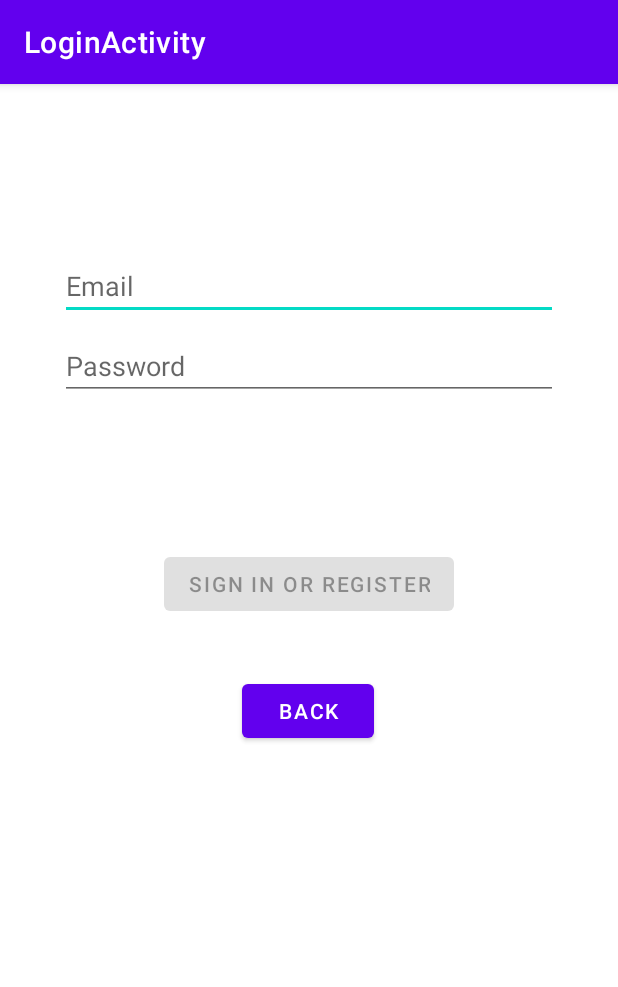
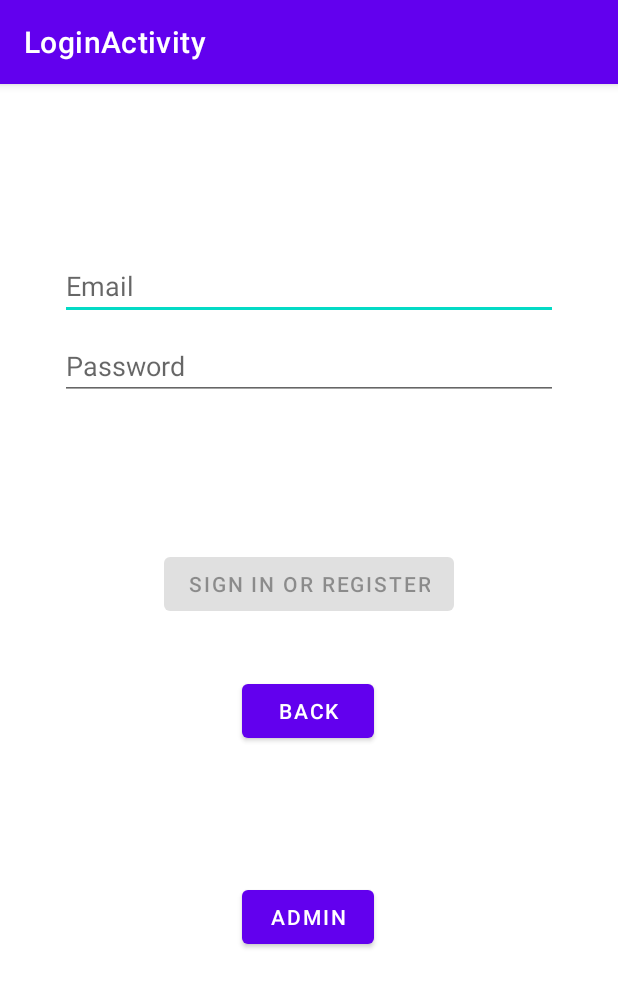
Before and after one commit to NemoIng/ElderlyMeeting, an Android app: the LoginActivity screen opened directly, with no data from a screen before it, on a phone screen of 412 x 824 dp. Shown: the top 987 px of the screen. Run offline under Robolectric (Android 15) with nearby library versions, the phone set to English and light mode, and no system bars.

Commit message:
hele goede updata

```diff
--- a/app/src/main/java/com/example/elderlymeeting/ui/login/LoginActivity.java
+++ b/app/src/main/java/com/example/elderlymeeting/ui/login/LoginActivity.java
@@ -22,6 +22,8 @@ import android.widget.Toast;
 
 import com.example.elderlymeeting.MainActivity;
 import com.example.elderlymeeting.R;
+import com.example.elderlymeeting.ui.home.HomeFragment;
+import com.example.elderlymeeting.ui.home.HomeViewModel;
 import com.example.elderlymeeting.ui.login.LoginViewModel;
 import com.example.elderlymeeting.ui.login.LoginViewModelFactory;
 
@@ -30,6 +32,7 @@ public class LoginActivity extends AppCompatActivity {
     private LoginViewModel loginViewModel;
 
     Button backBtn;
+    Button adminBtn;
 
     @Override
     public void onCreate(Bundle savedInstanceState) {
@@ -43,7 +46,20 @@ public class LoginActivity extends AppCompatActivity {
             public void onClick(View v) {
                 startActivity(new Intent(LoginActivity.this , MainActivity.class));
               }
-        });
+        }
+
+        );
+
+        adminBtn = findViewById(R.id.admin);
+
+        adminBtn.setOnClickListener(new View.OnClickListener() {
+                                       @Override
+                                       public void onClick(View v) {
+                                           startActivity(new Intent(LoginActivity.this , HomeViewModel.class));
+                                       }
+                                   }
+
+        );
 
 
                 loginViewModel = new ViewModelProvider(this, new LoginViewModelFactory())
@@ -133,8 +149,8 @@ public class LoginActivity extends AppCompatActivity {
 
     private void updateUiWithUser(LoggedInUserView model) {
         String welcome = getString(R.string.welcome) + model.getDisplayName();
-        // TODO : initiate successful logged in experience
-        Toast.makeText(getApplicationContext(), welcome, Toast.LENGTH_LONG).show();
+        Intent intent = new Intent(LoginActivity.this, HomeFragment.class);
+        startActivity(intent);
     }
 
     private void showLoginFailed(@StringRes Integer errorString) {
--- a/app/src/main/res/layout/activity_login.xml
+++ b/app/src/main/res/layout/activity_login.xml
@@ -73,6 +73,18 @@
         app:layout_constraintTop_toTopOf="parent"
         app:layout_constraintVertical_bias="0.549" />
 
+    <Button
+        android:id="@+id/admin"
+        android:layout_width="wrap_content"
+        android:layout_height="wrap_content"
+        android:text="admin"
+        app:layout_constraintBottom_toBottomOf="parent"
+        app:layout_constraintEnd_toEndOf="parent"
+        app:layout_constraintHorizontal_bias="0.498"
+        app:layout_constraintStart_toStartOf="parent"
+        app:layout_constraintTop_toTopOf="parent"
+        app:layout_constraintVertical_bias="0.749" />
+
     <ProgressBar
         android:id="@+id/loading"
         android:visibility="gone"
--- a/app/src/main/res/menu/bottom_nav_menu.xml
+++ b/app/src/main/res/menu/bottom_nav_menu.xml
@@ -16,4 +16,9 @@
         android:icon="@drawable/ic_notifications_black_24dp"
         android:title="@string/title_notifications" />
 
+    <item
+        android:id="@+id/settings_notifications"
+        android:icon="@drawable/ic_notifications_black_24dp"
+        android:title="@string/title_settings" />
+
 </menu>
--- a/app/src/main/res/mipmap-anydpi-v26/ic_launcher.xml
+++ b/app/src/main/res/mipmap-anydpi-v26/ic_launcher.xml
@@ -1,5 +1,5 @@
 <?xml version="1.0" encoding="utf-8"?>
 <adaptive-icon xmlns:android="http://schemas.android.com/apk/res/android">
-    <background android:drawable="@drawable/ic_launcher_background" />
-    <foreground android:drawable="@drawable/ic_launcher_foreground" />
+    <background android:drawable="@color/ic_launcher_background"/>
+    <foreground android:drawable="@drawable/ic_launcher_foreground"/>
 </adaptive-icon>
--- a/app/src/main/res/mipmap-anydpi-v26/ic_launcher_round.xml
+++ b/app/src/main/res/mipmap-anydpi-v26/ic_launcher_round.xml
@@ -1,5 +1,5 @@
 <?xml version="1.0" encoding="utf-8"?>
 <adaptive-icon xmlns:android="http://schemas.android.com/apk/res/android">
-    <background android:drawable="@drawable/ic_launcher_background" />
-    <foreground android:drawable="@drawable/ic_launcher_foreground" />
+    <background android:drawable="@color/ic_launcher_background"/>
+    <foreground android:drawable="@drawable/ic_launcher_foreground"/>
 </adaptive-icon>
--- /dev/null
+++ b/app/src/main/res/values/ic_launcher_background.xml
@@ -0,0 +1,4 @@
+<?xml version="1.0" encoding="utf-8"?>
+<resources>
+    <color name="ic_launcher_background">#3DDC84</color>
+</resources>
--- a/app/src/main/res/values/strings.xml
+++ b/app/src/main/res/values/strings.xml
@@ -16,6 +16,7 @@
     <string name="title_home">Home</string>
     <string name="title_dashboard">Dashboard</string>
     <string name="title_notifications">Notifications</string>
+    <string name="title_settings">Settings</string>
     <!-- Preference Titles -->
     <string name="messages_header">Messages</string>
     <string name="sync_header">Sync</string>
@@ -30,5 +31,4 @@
     <string name="attachment_summary_on">Automatically download attachments for incoming emails
     </string>
     <string name="attachment_summary_off">Only download attachments when manually requested</string>
-    <string name="title_settings" />
 </resources>
```
Also changed, not shown: app/src/main/res/drawable-v24/baseline_settings_24.xml (added, +10 -0 lines), app/src/main/res/drawable/ic_launcher_foreground.xml (added, +19 -0 lines), app/src/main/ic_launcher-playstore.png (added), app/src/main/res/mipmap-hdpi/ic_launcher.png, app/src/main/res/mipmap-hdpi/ic_launcher_round.png, app/src/main/res/mipmap-mdpi/ic_launcher.png, app/src/main/res/mipmap-mdpi/ic_launcher_round.png, app/src/main/res/mipmap-xhdpi/ic_launcher.png, app/src/main/res/mipmap-xhdpi/ic_launcher_round.png, app/src/main/res/mipmap-xxhdpi/ic_launcher.png, app/src/main/res/mipmap-xxhdpi/ic_launcher_round.png, app/src/main/res/mipmap-xxxhdpi/ic_launcher.png, app/src/main/res/mipmap-xxxhdpi/ic_launcher_round.png.
